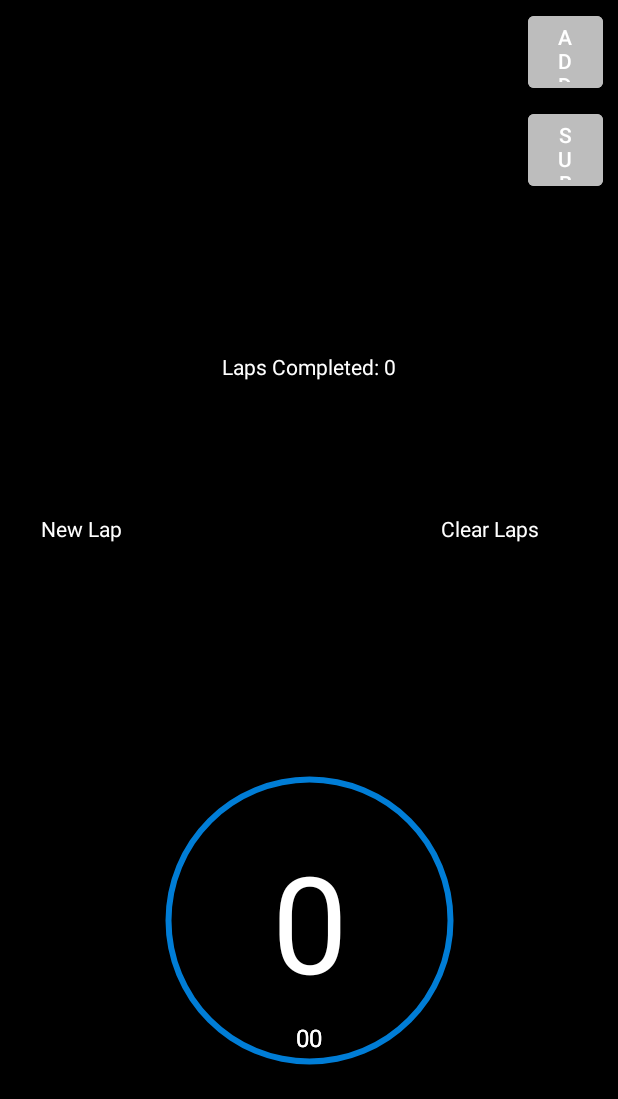
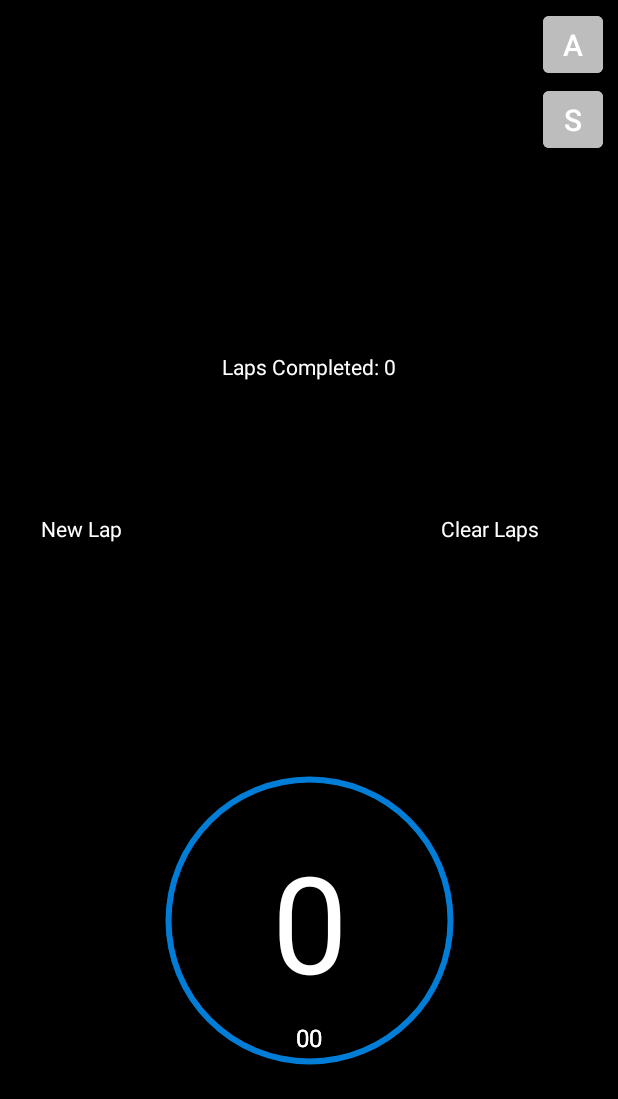
Before and after one commit to technexx/Burn-Track-Repeat, an Android app: the screen it shows after launch (MainActivity), tab 3 chosen, on a phone screen of 412 x 824 dp, the part 137-1236 px from its top. Run offline under Robolectric (Android 15) with nearby library versions, the phone set to English and light mode, and no system bars; our stand-ins replace Room's generated code; Roboto replaces fonts that are not available here.

Commit message:
slight layout changes

```diff
--- a/app/src/main/java/com/example/tragic/irate/simple/stopwatch/MainActivity.java
+++ b/app/src/main/java/com/example/tragic/irate/simple/stopwatch/MainActivity.java
@@ -285,11 +285,11 @@ public class MainActivity extends AppCompatActivity implements SavedCycleAdapter
     SharedPreferences sharedPreferences;
     SharedPreferences.Editor prefEdit;
 
-    //Todo: Deleting sets from popup and then trying to update will likely crash since currentPos var has not changed.
     //Todo: Possibly grey out add/subtract (right side) buttons when cycle is running, until reset is hit.
     //Todo: Possibly switch order of sets/breaks (i.e. first one added is first one executed).
     //Todo: Deactivate Update button if nothing is saved yet.
 
+    //Todo: Breaks only should not start new timer automatically, since there are still untimed sets between them.
     //Todo: Need to figure out how changing pom values affects timer status (i.e. when it's running)
     //Todo: Different layout (e.g. no increment rows) for Pom mode.
     //Todo: Recalled set/breaks should be re-saved instead of creating new saves.
@@ -796,9 +796,7 @@ public class MainActivity extends AppCompatActivity implements SavedCycleAdapter
                 if (labelSavePopupWindow!=null) labelSavePopupWindow.dismiss();
             });
 
-            Log.i("testID", "custom ID is " + customID + " and lastPos is " + lastDatabasePos + " and existingCycle is " + existingCycle);
-
-            //Todo: Set for breaksOnly as well.
+
             String oldTitle = edit_header.getText().toString();
             confirm_header_save.setOnClickListener(v2-> {
                 AsyncTask.execute(() -> {
--- a/app/src/main/res/layout/activity_main.xml
+++ b/app/src/main/res/layout/activity_main.xml
@@ -77,7 +77,7 @@
         android:src="@drawable/add_24"
         app:layout_constraintStart_toStartOf="parent"
         app:layout_constraintTop_toTopOf="@id/tabLayout"
-        android:layout_marginTop="45dp"
+        android:layout_marginTop="48.5dp"
         android:layout_marginStart="125dp"
         android:backgroundTint="@color/black"
         android:background="@drawable/rounded">
@@ -90,7 +90,7 @@
         android:src="@drawable/subtract_24"
         app:layout_constraintStart_toStartOf="parent"
         app:layout_constraintTop_toTopOf="@id/tabLayout"
-        android:layout_marginTop="45dp"
+        android:layout_marginTop="48.5dp"
         android:layout_marginStart="250dp"
         android:backgroundTint="@color/black"
         android:background="@drawable/rounded">
@@ -105,7 +105,7 @@
         app:layout_constraintTop_toBottomOf="@id/plus_first_value"
         android:layout_marginStart="125dp"
         android:backgroundTint="@color/black"
-        android:layout_marginTop="12dp"
+        android:layout_marginTop="16sp"
         android:background="@drawable/rounded">
     </ImageButton>
 
@@ -118,7 +118,7 @@
         app:layout_constraintTop_toBottomOf="@id/minus_first_value"
         android:layout_marginStart="250dp"
         android:backgroundTint="@color/black"
-        android:layout_marginTop="12dp"
+        android:layout_marginTop="16sp"
         android:background="@drawable/rounded">
     </ImageButton>
 
@@ -204,7 +204,7 @@
         app:layout_constraintStart_toEndOf="@id/plus_first_value"
         app:layout_constraintEnd_toStartOf="@id/minus_first_value"
         app:layout_constraintTop_toTopOf="parent"
-        android:layout_marginTop="42dp"
+        android:layout_marginTop="46.5dp"
         android:textSize="25sp">
     </TextView>
 
@@ -265,7 +265,7 @@
         app:layout_constraintStart_toEndOf="@id/plus_second_value"
         app:layout_constraintEnd_toStartOf="@id/minus_second_value"
         app:layout_constraintTop_toTopOf="parent"
-        android:layout_marginTop="88dp"
+        android:layout_marginTop="94dp"
         android:textSize="25sp">
     </TextView>
 
@@ -285,29 +285,34 @@
     </EditText>
 
     <Button
-        android:text="Add"
+        android:text="A"
         android:id="@+id/add_cycle"
-        android:layout_width="50dp"
-        android:layout_height="60dp"
+        android:layout_width="40dp"
+        android:layout_height="50dp"
         app:layout_constraintTop_toTopOf="@id/tabLayout"
         app:layout_constraintEnd_toEndOf="parent"
         android:layout_marginEnd="10dp"
         android:layout_marginTop="40dp"
         android:textColor="@color/white"
-        android:backgroundTint="@color/silver">
+        android:textSize="20sp"
+        android:paddingEnd="-10dp"
+        android:paddingStart="-10dp"
+        android:backgroundTint="@color/light_grey">
     </Button>
 
     <Button
-        android:text="Sub"
+        android:text="S"
         android:id="@+id/subtract_cycle"
-        android:layout_width="50dp"
-        android:layout_height="60dp"
+        android:layout_width="40dp"
+        android:layout_height="50dp"
         app:layout_constraintTop_toBottomOf="@id/add_cycle"
         app:layout_constraintEnd_toEndOf="parent"
         android:layout_marginEnd="10dp"
-        android:layout_marginTop="5dp"
         android:textColor="@color/white"
-        android:backgroundTint="@color/silver">
+        android:textSize="20sp"
+        android:paddingEnd="-10dp"
+        android:paddingStart="-10dp"
+        android:backgroundTint="@color/light_grey">
     </Button>
 
     <ImageButton
```
